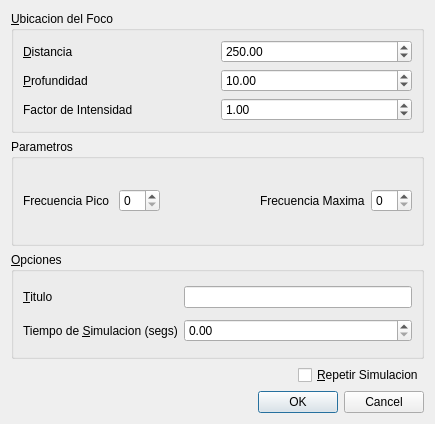
Old version of the form Viper/simulparams.ui in the repository edvelezg/viper-sugui.
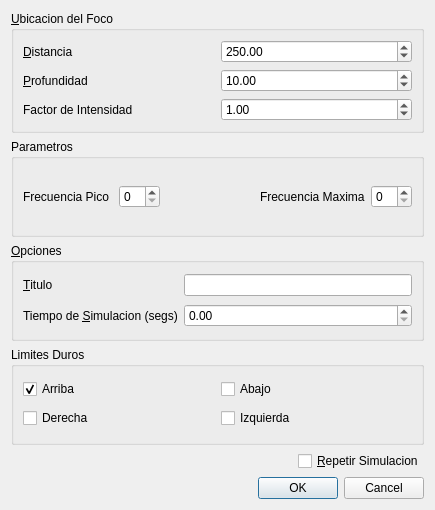
New version of the form.

```diff
--- a/Viper/simulparams.ui
+++ b/Viper/simulparams.ui
@@ -6,13 +6,13 @@
     <x>0</x>
     <y>0</y>
     <width>435</width>
-    <height>424</height>
+    <height>510</height>
    </rect>
   </property>
   <property name="windowTitle" >
    <string>Parametros de Simulacion</string>
   </property>
-  <layout class="QGridLayout" name="gridLayout_2" >
+  <layout class="QGridLayout" name="gridLayout" >
    <item row="0" column="0" colspan="2" >
     <widget class="QGroupBox" name="groupBox" >
      <property name="title" >
@@ -147,20 +147,7 @@
      <property name="title" >
       <string>&amp;Opciones</string>
      </property>
-     <layout class="QGridLayout" name="gridLayout" >
-      <item row="1" column="0" colspan="2" >
-       <widget class="QLabel" name="label" >
-        <property name="text" >
-         <string>Tiempo de &amp;Simulacion (segs)</string>
-        </property>
-        <property name="buddy" >
-         <cstring>sbTMax</cstring>
-        </property>
-       </widget>
-      </item>
-      <item row="1" column="2" >
-       <widget class="QDoubleSpinBox" name="sbTMax" />
-      </item>
+     <layout class="QGridLayout" name="gridLayout_5" >
       <item row="0" column="0" >
        <widget class="QLabel" name="label_2" >
         <property name="text" >
@@ -171,13 +158,66 @@
         </property>
        </widget>
       </item>
-      <item row="0" column="2" >
+      <item row="0" column="1" >
        <widget class="QLineEdit" name="leTitle" />
       </item>
+      <item row="1" column="0" >
+       <widget class="QLabel" name="label" >
+        <property name="text" >
+         <string>Tiempo de &amp;Simulacion (segs)</string>
+        </property>
+        <property name="buddy" >
+         <cstring>sbTMax</cstring>
+        </property>
+       </widget>
+      </item>
+      <item row="1" column="1" >
+       <widget class="QDoubleSpinBox" name="sbTMax" />
+      </item>
      </layout>
     </widget>
    </item>
-   <item row="3" column="0" >
+   <item row="3" column="0" colspan="2" >
+    <widget class="QGroupBox" name="groupBox_4" >
+     <property name="title" >
+      <string>Limites Duros</string>
+     </property>
+     <layout class="QGridLayout" name="gridLayout_2" >
+      <item row="0" column="0" >
+       <widget class="QCheckBox" name="chkTop" >
+        <property name="text" >
+         <string>Arriba</string>
+        </property>
+        <property name="checked" >
+         <bool>true</bool>
+        </property>
+       </widget>
+      </item>
+      <item row="0" column="1" >
+       <widget class="QCheckBox" name="chkBottom" >
+        <property name="text" >
+         <string>Abajo</string>
+        </property>
+       </widget>
+      </item>
+      <item row="1" column="0" >
+       <widget class="QCheckBox" name="chkRight" >
+        <property name="text" >
+         <string>Derecha</string>
+        </property>
+       </widget>
+      </item>
+      <item row="1" column="1" >
+       <widget class="QCheckBox" name="chkLeft" >
+        <property name="text" >
+         <string>Izquierda</string>
+        </property>
+       </widget>
+      </item>
+     </layout>
+    </widget>
+   </item>
+   <item row="4" column="0" >
     <spacer name="horizontalSpacer_3" >
      <property name="orientation" >
       <enum>Qt::Horizontal</enum>
@@ -190,14 +230,14 @@
      </property>
     </spacer>
    </item>
-   <item row="3" column="1" >
+   <item row="4" column="1" >
     <widget class="QCheckBox" name="chkLoop" >
      <property name="text" >
       <string>&amp;Repetir Simulacion</string>
      </property>
     </widget>
    </item>
-   <item row="4" column="0" colspan="2" >
+   <item row="5" column="0" colspan="2" >
     <widget class="QDialogButtonBox" name="buttonBox" >
      <property name="standardButtons" >
       <set>QDialogButtonBox::Cancel|QDialogButtonBox::Ok</set>
```
